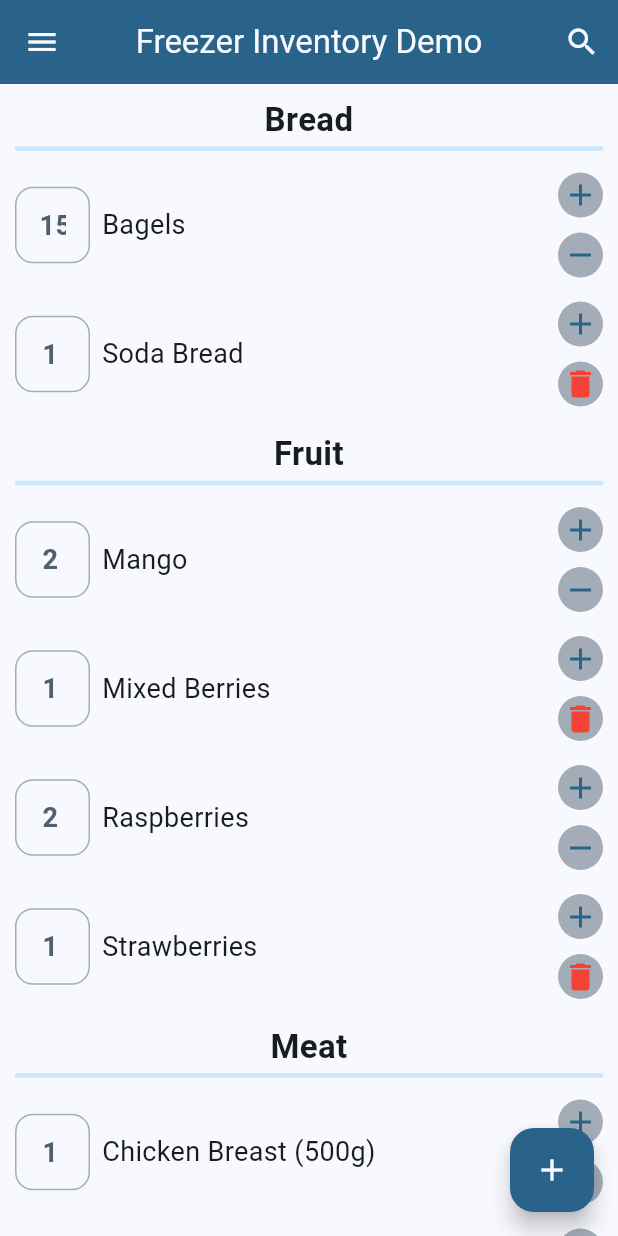
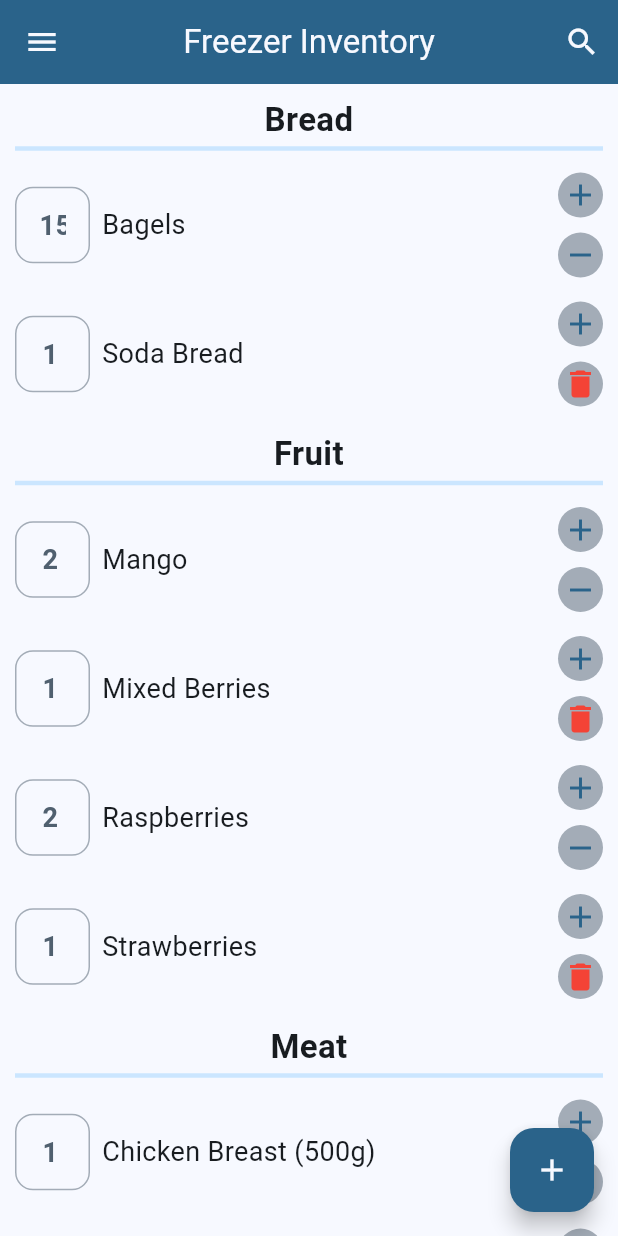
Before and after one commit to Chuset21/Inventory-App, a Flutter app: the screen it shows after launch, on a phone screen of 412 x 824 dp. Run offline on Flutter 3.47's test engine with Material 3 defaults, Android fonts, the phone set to English and light mode, and no system bars; our stand-ins replace shared_preferences.

Commit message:
Changed app title

```diff
--- a/lib/main.dart
+++ b/lib/main.dart
@@ -54,7 +54,7 @@ class _MyApp extends State<MyApp> {
       home: ChangeNotifierProvider(
         create: (_) => SettingsModel(_isSafeDeleteOn),
         child: HomePage(
-          title: 'Freezer Inventory Demo',
+          title: 'Freezer Inventory',
           getAppTheme: () => _appTheme,
           onThemeUpdate: _updateTheme,
         ),
```
